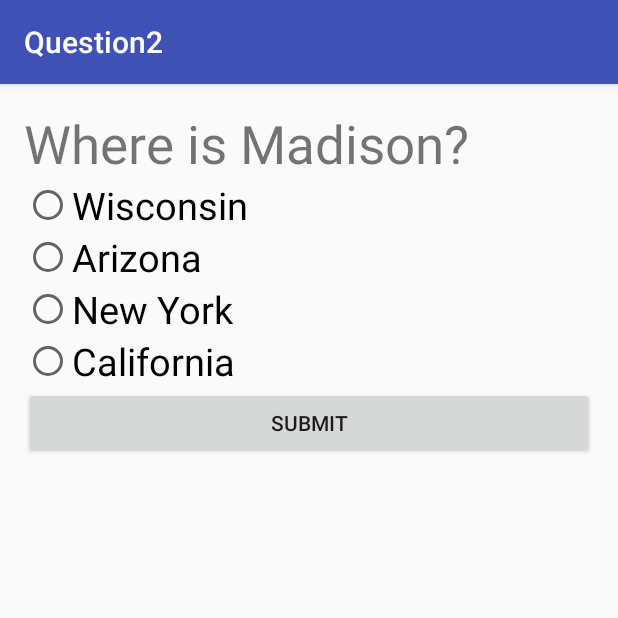
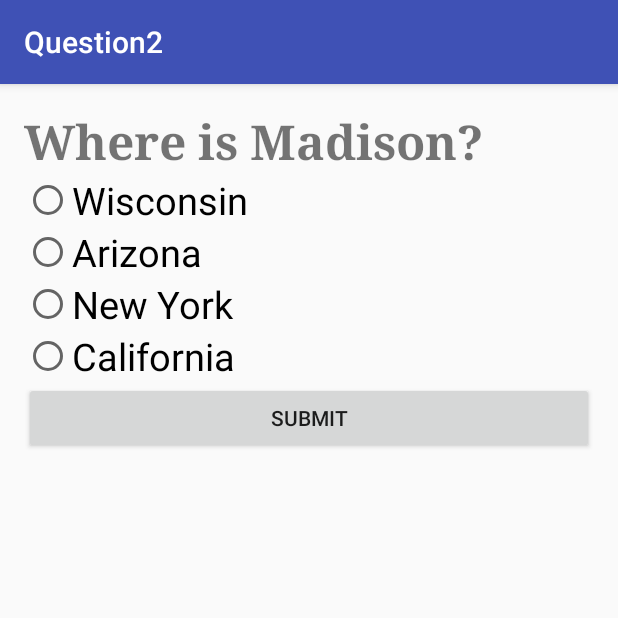
Before and after one commit to lizhefeng/Quiz, an Android app: the Question2Activity screen opened directly, with no data from a screen before it, on a phone screen of 412 x 824 dp, the top half of it. Run offline under Robolectric (Android 15) with nearby library versions, the phone set to English and light mode, and no system bars.

```diff
--- a/app/src/main/AndroidManifest.xml
+++ b/app/src/main/AndroidManifest.xml
@@ -1,6 +1,12 @@
 <?xml version="1.0" encoding="utf-8"?>
 <manifest xmlns:android="http://schemas.android.com/apk/res/android"
     package="com.example.zhefengli.quiz">
+
+    <supports-screens
+        android:largeScreens="true"
+        android:normalScreens="true"
+        android:smallScreens="false"
+        android:xlargeScreens="true"/>
 
     <application
         android:allowBackup="true"
--- a/app/src/main/java/com/example/zhefengli/quiz/Question2Activity.java
+++ b/app/src/main/java/com/example/zhefengli/quiz/Question2Activity.java
@@ -16,7 +16,7 @@ public class Question2Activity extends AppCompatActivity {
 
     }
 
-    public void showDialog(View view) {
+    public void showMyDialog(View view) {
         FragmentManager fragmentManager = getFragmentManager();
         QuizDialogFragment quizDialogFragment = new QuizDialogFragment();
         quizDialogFragment.show(fragmentManager, "Dialog Fragment");
--- a/app/src/main/java/com/example/zhefengli/quiz/Question2Fragment.java
+++ b/app/src/main/java/com/example/zhefengli/quiz/Question2Fragment.java
@@ -1,4 +1,5 @@
 package com.example.zhefengli.quiz;
+import android.app.Activity;
 import android.os.Bundle;
 import android.app.Fragment;
 import android.view.LayoutInflater;
@@ -16,7 +17,6 @@ public class Question2Fragment extends Fragment {
 
         radioGroup = (RadioGroup) view.findViewById(R.id.radioGroup);
         radioGroup.clearCheck();
-
         return view;
     }
 }
--- a/app/src/main/java/com/example/zhefengli/quiz/QuizDialogFragment.java
+++ b/app/src/main/java/com/example/zhefengli/quiz/QuizDialogFragment.java
@@ -15,7 +15,7 @@ public class QuizDialogFragment extends DialogFragment {
     @Override
     public Dialog onCreateDialog(Bundle savedInstanceState) {
         AlertDialog.Builder builder = new AlertDialog.Builder(getActivity());
-        builder.setTitle("Answers: 1: 2; 2: Wisconsin");
+        builder.setTitle("Answers:\n1: 2; 2: Madison");
         builder.setMessage("Take the quiz again?");
         builder.setNegativeButton("Yes", new DialogInterface.OnClickListener() {
             @Override
--- a/app/src/main/res/layout/fragment_question2.xml
+++ b/app/src/main/res/layout/fragment_question2.xml
@@ -17,8 +17,10 @@
             android:text="@string/Question2"
             android:id="@+id/textView2"
             android:singleLine="false"
-            android:textSize="35dp"
-            android:textIsSelectable="false" />
+            android:textSize="32sp"
+            android:textIsSelectable="false"
+            android:typeface="serif"
+            android:textStyle="bold" />
 
         <RadioGroup
             android:id="@+id/radioGroup"
@@ -31,28 +33,28 @@
                 android:layout_width="match_parent"
                 android:layout_height="wrap_content"
                 android:text="@string/Option1"
-                android:textSize="25dp" />
+                android:textSize="25sp" />
 
             <RadioButton
                 android:id="@+id/radioButton2"
                 android:layout_width="match_parent"
                 android:layout_height="wrap_content"
                 android:text="@string/Option2"
-                android:textSize="25dp" />
+                android:textSize="25sp" />
 
             <RadioButton
                 android:id="@+id/radioButton3"
                 android:layout_width="match_parent"
                 android:layout_height="wrap_content"
                 android:text="@string/Option3"
-                android:textSize="25dp" />
+                android:textSize="25sp" />
 
             <RadioButton
                 android:id="@+id/radioButton4"
                 android:layout_width="match_parent"
                 android:layout_height="wrap_content"
                 android:text="@string/Option4"
-                android:textSize="25dp" />
+                android:textSize="25sp" />
 
         </RadioGroup>
 
@@ -61,7 +63,7 @@
             android:layout_height="wrap_content"
             android:text="@string/Submit"
             android:id="@+id/button3"
-            android:onClick="showDialog" />
+            android:onClick="showMyDialog" />
 
     </LinearLayout>
 
--- a/app/src/main/res/values/strings.xml
+++ b/app/src/main/res/values/strings.xml
@@ -9,4 +9,5 @@
     <string name="Submit">SUBMIT</string>
     <string name="Option3">New York</string>
     <string name="Option4">California</string>
+    <string name="Welcome">Welcome to Quiz!</string>
 </resources>
```
Also changed, not shown: app/src/main/res/layout/activity_main.xml (+15 -1 lines).
